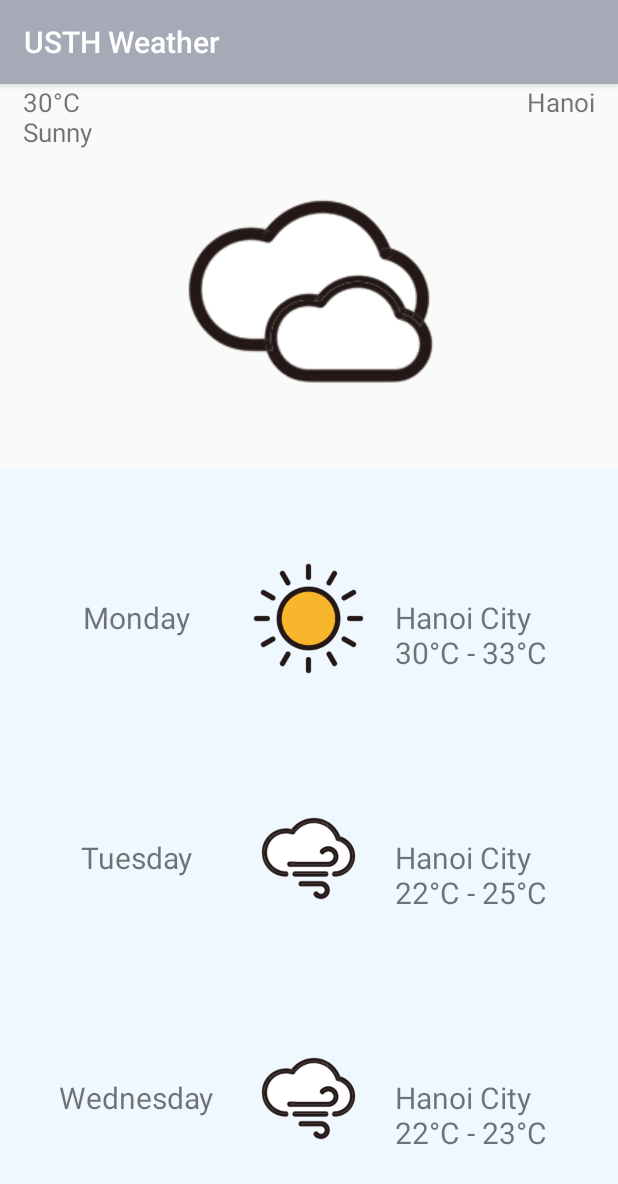
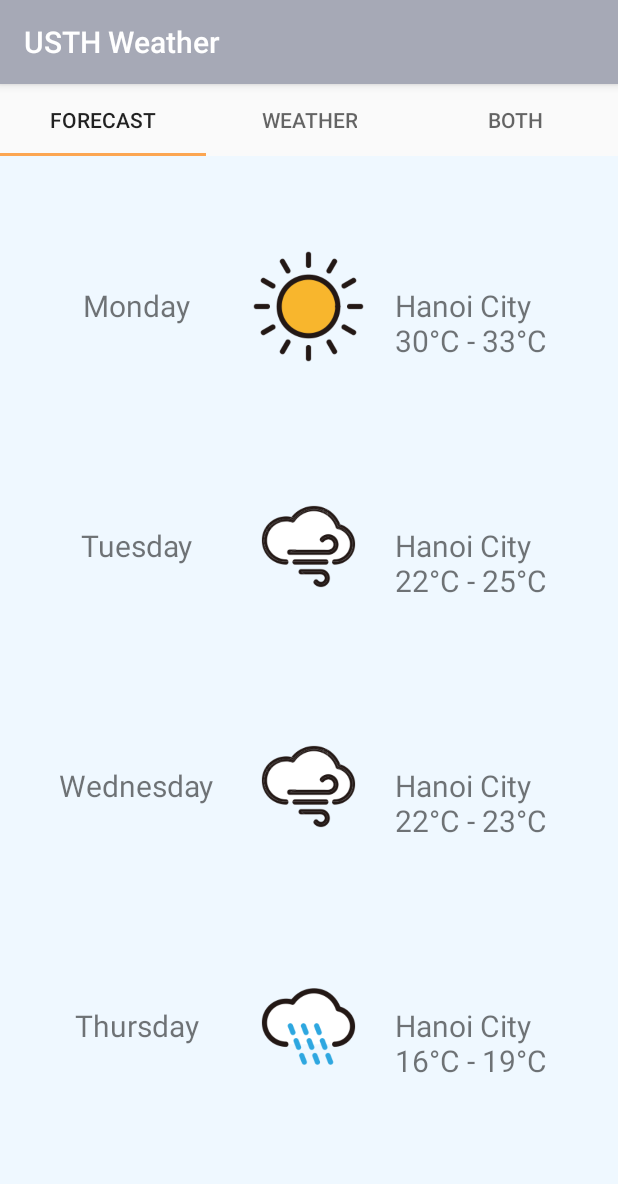
Before and after one commit to PhuongPhg/androiddev2021, an Android app: the screen it shows after launch (WeatherActivity), on a phone screen of 412 x 824 dp. Shown: the top 1184 px of the screen. Run offline under Robolectric (Android 15) with nearby library versions, the phone set to English and light mode, and no system bars.

Commit message:
Upload practical work 7

```diff
--- a/app/build.gradle
+++ b/app/build.gradle
@@ -27,8 +27,11 @@ dependencies {
     implementation 'androidx.appcompat:appcompat:1.2.0'
     implementation 'androidx.constraintlayout:constraintlayout:2.0.4'
     implementation 'androidx.legacy:legacy-support-v4:1.0.0'
+    implementation 'com.google.android.material:material:1.2.1'
     testImplementation 'junit:junit:4.12'
     androidTestImplementation 'androidx.test.ext:junit:1.1.2'
     androidTestImplementation 'androidx.test.espresso:espresso-core:3.3.0'
+    //noinspection GradleCompatible
+    compile "com.android.support:design:23.1.0"
 
 }
--- a/app/src/main/java/vn/edu/usth/weather/WeatherActivity.java
+++ b/app/src/main/java/vn/edu/usth/weather/WeatherActivity.java
@@ -3,13 +3,18 @@ package vn.edu.usth.weather;
 import androidx.appcompat.app.AppCompatActivity;
 import androidx.fragment.app.Fragment;
 import androidx.fragment.app.FragmentManager;
-import androidx.fragment.app.FragmentTransaction;
-
-import android.nfc.Tag;
+import androidx.fragment.app.FragmentPagerAdapter;
+import androidx.viewpager.widget.ViewPager;
 import android.os.Bundle;
 
 import android.util.Log;
+import android.widget.ScrollView;
 import android.widget.Toast;
+
+import com.google.android.material.tabs.TabLayout;
+
+import java.util.ArrayList;
+import java.util.List;
 
 public class WeatherActivity extends AppCompatActivity {
 
@@ -26,15 +31,53 @@ public class WeatherActivity extends AppCompatActivity {
 //        if(savedInstanceState == null){
 //        ForecastFragment forecast = new ForecastFragment();
 //        getSupportFragmentManager().beginTransaction().add(R.id.container, forecast).commit();}
+
+//    public void replaceFragment(Fragment finalFragment){
+//        FragmentManager fragmentManager = this.getSupportFragmentManager();
+//        FragmentTransaction fragmentTransaction = fragmentManager.beginTransaction();
+//        fragmentTransaction.add(R.id.container, finalFragment);
+//        fragmentTransaction.commit();
+//    }
+
+        ViewPager viewPager = (ViewPager)findViewById(R.id.pager);
+        addTabs(viewPager);
+
+        TabLayout tabLayout = (TabLayout)findViewById(R.id.tab_layout);
+        tabLayout.setupWithViewPager(viewPager);
+    }
+    private void addTabs(ViewPager viewPager){
+        ViewPagerAdapter adapter = new ViewPagerAdapter(getSupportFragmentManager());
+        adapter.addFragment(new ForecastFragment(), "ForeCast");
+        adapter.addFragment(new WeatherFragment(), "Weather");
+        adapter.addFragment(new WeatherAndForecastFragment(), "both");
+        viewPager.setAdapter(adapter);
+    }
+    class ViewPagerAdapter extends FragmentPagerAdapter{
+        private final List<Fragment> fragmentList = new ArrayList<>();
+        private final List<String> fragmentTitleList = new ArrayList<>();
+        public ViewPagerAdapter(FragmentManager manager){
+            super(manager);
+        }
+        @Override
+        public Fragment getItem(int position) {
+            return fragmentList.get(position);
+        }
+
+        @Override
+        public int getCount() {
+            return fragmentList.size();
+        }
+
+        public void addFragment(Fragment fragment, String title){
+            fragmentList.add(fragment);
+            fragmentTitleList.add(title);
+        }
+
+        public CharSequence getPageTitle(int position){
+            return fragmentTitleList.get(position);
+        }
     }
 
-
-    public void replaceFragment(Fragment finalFragment){
-        FragmentManager fragmentManager = this.getSupportFragmentManager();
-        FragmentTransaction fragmentTransaction = fragmentManager.beginTransaction();
-        fragmentTransaction.add(R.id.container, finalFragment);
-        fragmentTransaction.commit();
-    }
 
     @Override
     protected  void onStart(){
--- a/app/src/main/res/layout/activity_weather.xml
+++ b/app/src/main/res/layout/activity_weather.xml
@@ -7,28 +7,43 @@
     tools:context=".WeatherActivity">
 
 <!--    <include layout="@layout/fragment_forecast" />-->
-
     <ScrollView
         android:layout_width="match_parent"
-        android:layout_height="match_parent">
-        <LinearLayout
+        android:layout_height="match_parent"
+        android:fillViewport="true"
+        android:id="@+id/scrollview">
+    <androidx.viewpager.widget.ViewPager
+        xmlns:android="http://schemas.android.com/apk/res/android"
+        android:id="@+id/pager"
+        android:layout_width="match_parent"
+        android:layout_height="match_parent" >
+
+        <com.google.android.material.tabs.TabLayout
+            android:id="@+id/tab_layout"
             android:layout_width="match_parent"
-            android:layout_height="match_parent"
-            android:id="@+id/container"
-            android:orientation="vertical">
-            <fragment
-                android:layout_width="match_parent"
-                android:layout_height="wrap_content"
-                android:name="vn.edu.usth.weather.WeatherFragment" />
-            <fragment
-                android:layout_width="match_parent"
-                android:layout_height="match_parent"
-                android:name="vn.edu.usth.weather.ForecastFragment" />
+            android:layout_height="wrap_content" />
 
-        </LinearLayout>
-<!--    <FrameLayout-->
-<!--        android:layout_width="match_parent"-->
-<!--        android:layout_height="match_parent"-->
-<!--        android:id="@+id/activity_weather_layout" />-->
+<!--        <LinearLayout-->
+<!--            android:layout_width="match_parent"-->
+<!--            android:layout_height="match_parent"-->
+<!--            android:id="@+id/container"-->
+<!--            android:orientation="vertical">-->
+<!--            <fragment-->
+<!--                android:layout_width="match_parent"-->
+<!--                android:layout_height="wrap_content"-->
+<!--                android:name="vn.edu.usth.weather.WeatherFragment" />-->
+<!--            <fragment-->
+<!--                android:layout_width="match_parent"-->
+<!--                android:layout_height="match_parent"-->
+<!--                android:name="vn.edu.usth.weather.ForecastFragment" />-->
+
+<!--        <fragment-->
+<!--            android:layout_width="match_parent"-->
+<!--            android:layout_height="match_parent"-->
+<!--            android:name="vn.edu.usth.weather.WeatherAndForecastFragment"/>-->
+<!--        </LinearLayout>-->
+
+
+    </androidx.viewpager.widget.ViewPager>
     </ScrollView>
 </androidx.constraintlayout.widget.ConstraintLayout>
```
Also changed, not shown: app/src/main/java/vn/edu/usth/weather/WeatherAndForecastFragment.java (added, +72 -0 lines), app/src/main/res/layout/fragment_weather_and_forecast.xml (added, +15 -0 lines).
